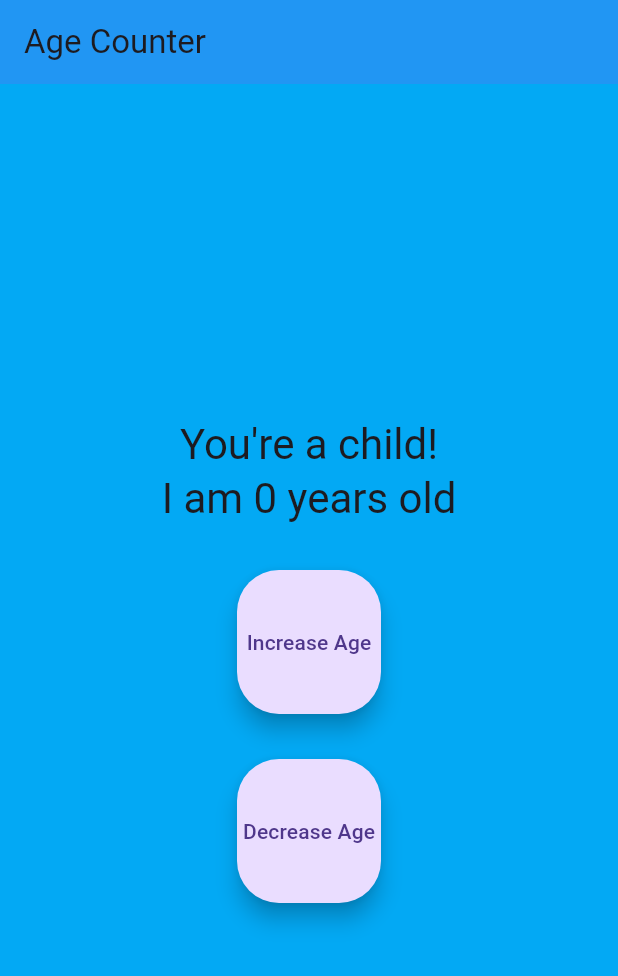
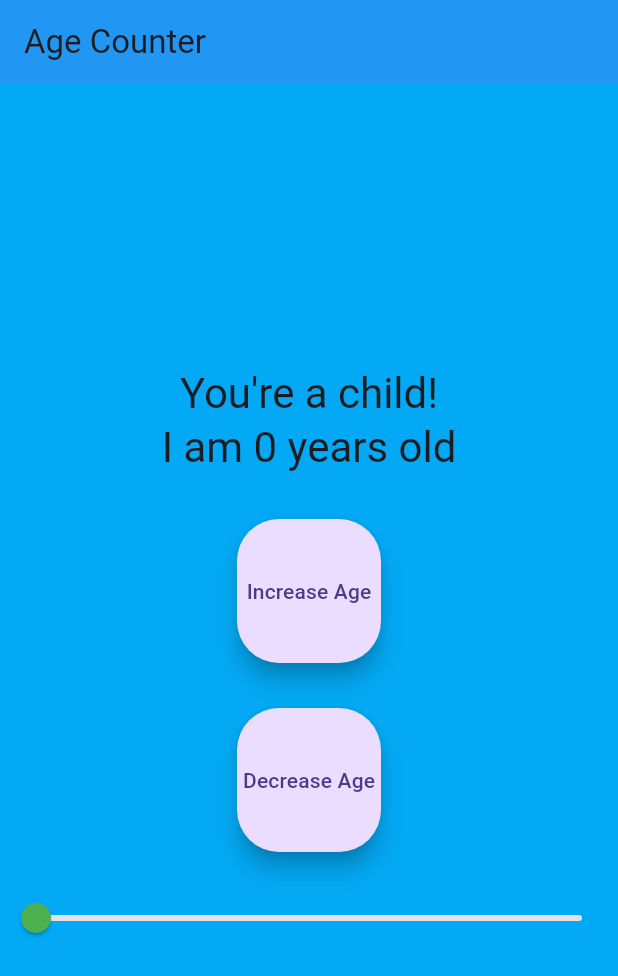
Before and after one commit to skylerplumley/inclass6, a Flutter app: the screen it shows after launch, on a phone screen of 412 x 824 dp. Shown: the top 976 px of the screen. Run offline on Flutter 3.47's test engine with Material 3 defaults, Android fonts, the phone set to English and light mode, and no system bars; missing offline and left inert: window_size.

Commit message:
Slider created and color change based on age

```diff
--- a/lib/main.dart
+++ b/lib/main.dart
@@ -58,6 +58,11 @@ class Counter with ChangeNotifier {
     age -= 1;
     notifyListeners();
   }
+
+  void setage(double ages) {
+    age = ages.toInt();
+    notifyListeners();
+  }
 }
 
 class MyApp extends StatelessWidget {
@@ -90,6 +95,16 @@ class MyHomePage extends StatelessWidget {
       return Colors.orange;
     } else {
       return Colors.grey;
+    }
+  }
+
+  Color slidercolor(int age) {
+    if (age <= 33) {
+      return Colors.green;
+    } else if (age <= 67) {
+      return Colors.yellow;
+    } else {
+      return Colors.red;
     }
   }
 
@@ -146,6 +161,16 @@ class MyHomePage extends StatelessWidget {
                     ),
                   ],
                 ),
+                const SizedBox(height: 20),
+                Slider(
+                  value: counter.age.toDouble(),
+                  min: 0,
+                  max: 99,
+                  activeColor: slidercolor(counter.age),
+                  onChanged: (value) {
+                    context.read<Counter>().setage(value);
+                  },
+                ),
               ],
             ),
           ),
```
